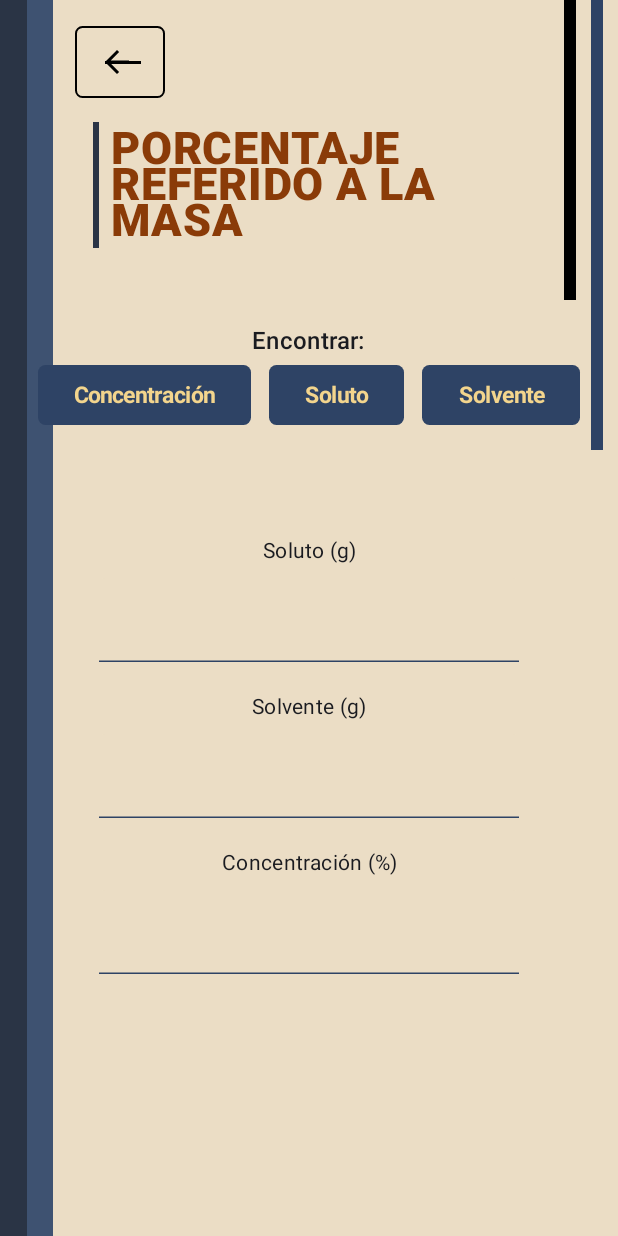
After one commit to GaboIraheta/SeaShellChemistryInc, an Android app built with Jetpack Compose: the composable MassOverMassCalculator shown on its own in the app's theme, on a phone screen of 412 x 824 dp. The commit adds this screen. Run offline under Robolectric (Android 15) with nearby library versions, the phone set to English and light mode, and no system bars.

Commit message:
FEAT: Pantalla para calcular masa sobre masa agregada, faltan retoques estéticos

```diff
--- /dev/null
+++ b/SeaShellCalculator/app/src/main/java/com/proyectoPdm/seashellinc/data/local/model/ToCalculate.kt
@@ -0,0 +1,7 @@
+package com.proyectoPdm.seashellinc.data.local.model
+
+enum class ToCalculate {
+    SOLUTE,
+    SOLVENT,
+    CONCENTRATION
+}
--- /dev/null
+++ b/SeaShellCalculator/app/src/main/java/com/proyectoPdm/seashellinc/presentation/ui/components/CalcTextField.kt
@@ -0,0 +1,62 @@
+package com.proyectoPdm.seashellinc.presentation.ui.components
+
+import androidx.compose.foundation.layout.Column
+import androidx.compose.foundation.layout.IntrinsicSize
+import androidx.compose.foundation.layout.Spacer
+import androidx.compose.foundation.layout.height
+import androidx.compose.foundation.layout.width
+import androidx.compose.foundation.text.KeyboardOptions
+import androidx.compose.material3.MaterialTheme
+import androidx.compose.material3.Text
+import androidx.compose.material3.TextField
+import androidx.compose.material3.TextFieldDefaults
+import androidx.compose.runtime.Composable
+import androidx.compose.ui.Alignment
+import androidx.compose.ui.Modifier
+import androidx.compose.ui.text.input.KeyboardType
+import androidx.compose.ui.text.style.TextAlign
+import androidx.compose.ui.unit.dp
+import com.proyectoPdm.seashellinc.presentation.ui.theme.Background
+import androidx.compose.ui.text.TextStyle
+import androidx.compose.ui.text.font.FontWeight
+import com.proyectoPdm.seashellinc.presentation.ui.theme.CitrineBrown
+import com.proyectoPdm.seashellinc.presentation.ui.theme.MainBlue
+
+@Composable
+fun CalcTextField(
+    input: String,
+    onValueChange: (String) -> Unit,
+    label: String,
+    enable: Boolean
+){
+    Column (
+        modifier = Modifier.width(IntrinsicSize.Min),
+        horizontalAlignment = Alignment.CenterHorizontally
+    ){
+        Text(
+            text = label,
+            style = MaterialTheme.typography.bodyMedium,
+            textAlign = TextAlign.Center
+        )
+        Spacer(modifier = Modifier.height(8.dp))
+        TextField(
+            value = input,
+            onValueChange = onValueChange,
+            singleLine = true,
+            colors = TextFieldDefaults.colors(
+                focusedContainerColor = Background,
+                unfocusedContainerColor = Background,
+                disabledContainerColor = Background,
+                focusedIndicatorColor = MainBlue,
+                unfocusedIndicatorColor = MainBlue,
+                disabledIndicatorColor = MainBlue,
+                disabledTextColor = CitrineBrown
+            ),
+            textStyle = TextStyle(
+                fontWeight = if (!enable) FontWeight.Bold else FontWeight.Normal
+            ),
+            keyboardOptions = KeyboardOptions(keyboardType = KeyboardType.Number),
+            enabled = enable
+        )
+    }
+}
--- a/SeaShellCalculator/app/src/main/java/com/proyectoPdm/seashellinc/presentation/ui/screens/CalculatorScreen2.kt
+++ b/SeaShellCalculator/app/src/main/java/com/proyectoPdm/seashellinc/presentation/ui/screens/calculatorsChemicalUnits/CalculatorScreen2.kt
@@ -1,4 +1,4 @@
-package com.proyectoPdm.seashellinc.presentation.ui.screens
+package com.proyectoPdm.seashellinc.presentation.ui.screens.calculatorsChemicalUnits
 
 import androidx.compose.foundation.background
 import androidx.compose.foundation.layout.Arrangement
--- /dev/null
+++ b/SeaShellCalculator/app/src/main/java/com/proyectoPdm/seashellinc/presentation/ui/screens/calculatorsPhysicalUnits/PhysicalCalculatorViewModel.kt
@@ -0,0 +1,85 @@
+package com.proyectoPdm.seashellinc.presentation.ui.screens.calculatorsPhysicalUnits
+
+import androidx.lifecycle.ViewModel
+import com.proyectoPdm.seashellinc.data.local.model.Calculator
+import com.proyectoPdm.seashellinc.data.local.model.Calculator.round
+
+import kotlinx.coroutines.flow.MutableStateFlow
+import kotlinx.coroutines.flow.StateFlow
+
+//TODO: If possible, figure out how to solve the floating point rounding issue
+
+class PhysicalCalculatorViewModel: ViewModel() {
+    private val _solute = MutableStateFlow<String>("")
+    val solute: StateFlow<String> = _solute
+
+    private val _solvent = MutableStateFlow<String>("")
+    val solvent: StateFlow<String> = _solvent
+
+    private val _concentration = MutableStateFlow<String>("")
+    val concentration: StateFlow<String> = _concentration
+
+    fun onSoluteChange(solute: String){
+        _solute.value = solute
+    }
+
+    fun onSolventChange(solvent: String){
+        _solvent.value = solvent
+    }
+
+    fun onConcentrationChange(concentration: String){
+        _concentration.value = concentration
+    }
+
+    fun calculateRequiredSolute(): String{
+        val solventVal = _solvent.value.toDoubleOrNull()
+        val concentrationVal =_concentration.value.toDoubleOrNull()
+
+        if (
+            solventVal != null && concentrationVal != null
+            && concentrationVal < 100.0 // esto de aquí es para prevenir división entre cero
+        ){
+            _solute.value = Calculator.calculateSolute(solventVal, concentrationVal).round(4).toString()
+        } else {
+            _solute.value = ""
+        }
+        return _solute.value
+    }
+
+    fun calculateRequiredSolvent(): String{
+        val soluteVal =_solute.value.toDoubleOrNull()
+        val concentrationVal =_concentration.value.toDoubleOrNull()
+
+        if (
+            soluteVal != null && concentrationVal != null
+            && concentrationVal != 0.0 // otra división entre cero
+        ){
+            _solvent.value = Calculator.calculateSolvent(soluteVal, concentrationVal).round(4).toString()
+
+        } else {
+            _solvent.value = ""
+        }
+        return _solvent.value
+    }
+
+    fun calculateConcentrationPercentage(): String{
+        val soluteVal =_solute.value.toDoubleOrNull()
+        val solventVal =_solvent.value.toDoubleOrNull()
+
+        if (
+            solventVal != null && soluteVal != null
+            && (solventVal + soluteVal) != 0.0 // uno u otro pueden ser cero, pero no ambos, pq sino hay división entre cero
+        ){
+            _concentration.value = Calculator.calculateConcentration(soluteVal, solventVal).round(4).toString()
+        } else {
+            _concentration.value = ""
+        }
+        return _concentration.value
+    }
+
+    fun clearAllInputs() {
+        _solute.value = ""
+        _solvent.value = ""
+        _concentration.value = ""
+    }
+}
--- /dev/null
+++ b/SeaShellCalculator/app/src/main/java/com/proyectoPdm/seashellinc/presentation/ui/screens/calculatorsPhysicalUnits/massOverMassCalculator/MassOverMassCalculator.kt
@@ -0,0 +1,211 @@
+package com.proyectoPdm.seashellinc.presentation.ui.screens.calculatorsPhysicalUnits.massOverMassCalculator
+
+import androidx.compose.foundation.background
+import androidx.compose.foundation.layout.Arrangement
+import androidx.compose.foundation.layout.Box
+import androidx.compose.foundation.layout.Column
+import androidx.compose.foundation.layout.IntrinsicSize
+import androidx.compose.foundation.layout.Row
+import androidx.compose.foundation.layout.Spacer
+import androidx.compose.foundation.layout.WindowInsets
+import androidx.compose.foundation.layout.asPaddingValues
+import androidx.compose.foundation.layout.fillMaxHeight
+import androidx.compose.foundation.layout.fillMaxSize
+import androidx.compose.foundation.layout.fillMaxWidth
+import androidx.compose.foundation.layout.height
+import androidx.compose.foundation.layout.navigationBars
+import androidx.compose.foundation.layout.padding
+import androidx.compose.foundation.layout.width
+import androidx.compose.foundation.shape.RoundedCornerShape
+import androidx.compose.material3.Button
+import androidx.compose.material3.ButtonDefaults
+import androidx.compose.material3.MaterialTheme
+import androidx.compose.material3.Scaffold
+import androidx.compose.material3.Text
+// import androidx.lifecycle.viewmodel.compose.viewModel
+import androidx.compose.runtime.Composable
+import androidx.compose.runtime.LaunchedEffect
+import androidx.compose.runtime.collectAsState
+import androidx.compose.runtime.mutableStateOf
+import androidx.compose.runtime.remember
+import androidx.compose.runtime.setValue
+import androidx.compose.runtime.getValue
+import androidx.compose.ui.Alignment
+import androidx.compose.ui.Modifier
+import androidx.compose.ui.graphics.Color
+import androidx.compose.ui.text.TextStyle
+import androidx.compose.ui.text.font.FontWeight
+import androidx.compose.ui.text.style.TextAlign
+import androidx.compose.ui.unit.dp
+import androidx.compose.ui.unit.sp
+import com.proyectoPdm.seashellinc.data.local.model.ToCalculate
+import com.proyectoPdm.seashellinc.presentation.ui.components.AppGoBackButton
+import com.proyectoPdm.seashellinc.presentation.ui.components.CalcTextField
+import com.proyectoPdm.seashellinc.presentation.ui.screens.calculatorsPhysicalUnits.PhysicalCalculatorViewModel
+import com.proyectoPdm.seashellinc.presentation.ui.theme.Background
+import com.proyectoPdm.seashellinc.presentation.ui.theme.Buff
+import com.proyectoPdm.seashellinc.presentation.ui.theme.CitrineBrown
+import com.proyectoPdm.seashellinc.presentation.ui.theme.DarkBlue
+import com.proyectoPdm.seashellinc.presentation.ui.theme.LightDarkBlue
+import com.proyectoPdm.seashellinc.presentation.ui.theme.MainBlue
+
+
+/**
+ * Función de la página de calculadora 1
+ * Se espera que sea usada como fondo de todas las calculadoras de las unidades físicas de concentración.
+ *
+ * TODO: Si por algún motivo no está, agregar la dependencia androidx.lifecycle.compose
+ * **/
+@Composable
+fun MassOverMassCalculator(viewModel: PhysicalCalculatorViewModel /*= viewModel() */) {
+    val navigationBarHeight = WindowInsets.navigationBars.asPaddingValues().calculateBottomPadding()
+
+    var selectedOutput by remember { mutableStateOf(ToCalculate.CONCENTRATION) }
+
+    val solute by viewModel.solute.collectAsState()
+    val solvent by viewModel.solvent.collectAsState()
+    val concentration by viewModel.concentration.collectAsState()
+
+    LaunchedEffect(solute, solvent, concentration, selectedOutput) {
+        when (selectedOutput) {
+            ToCalculate.SOLUTE -> viewModel.calculateRequiredSolute()
+            ToCalculate.SOLVENT -> viewModel.calculateRequiredSolvent()
+            ToCalculate.CONCENTRATION -> viewModel.calculateConcentrationPercentage()
+        }
+    }
+    Scaffold(
+        modifier = Modifier.fillMaxSize(),
+        containerColor = Background
+    ) { paddingValues ->
+        Box(modifier = Modifier.fillMaxSize()) {
+            Row(modifier = Modifier.fillMaxHeight()) {
+                Box(
+                    modifier = Modifier
+                        .fillMaxHeight()
+                        .background(DarkBlue)
+                        .padding(paddingValues)
+                        .width(18.dp)
+                )
+                Box(
+                    modifier = Modifier
+                        .fillMaxHeight()
+                        .background(LightDarkBlue)
+                        .padding(paddingValues)
+                        .width(17.dp)
+                )
+            }
+
+            Row(
+                modifier = Modifier.fillMaxSize(),
+                horizontalArrangement = Arrangement.End,
+                verticalAlignment = Alignment.Top
+            ) {
+                Box(Modifier.height(200.dp).background(Color.Black).width(8.dp))
+                Spacer(Modifier.width(10.dp))
+                Box(Modifier.height(300.dp).background(MainBlue).width(8.dp))
+                Spacer(Modifier.width(10.dp))
+            }
+        }
+
+        Column (
+            modifier = Modifier
+                .fillMaxSize()
+                .padding(bottom = navigationBarHeight),
+            horizontalAlignment = Alignment.CenterHorizontally
+        ) {
+            Spacer(Modifier.height(17.dp))
+            Row (
+                modifier = Modifier.fillMaxWidth(),
+
+            ){
+                Spacer(Modifier.width(50.dp))
+                AppGoBackButton(60.dp){}
+            }
+
+            Spacer(Modifier.height(16.dp))
+
+            //Title Screen
+            Row (
+                modifier = Modifier
+                    .fillMaxWidth(fraction = 0.7f)
+                    .height(IntrinsicSize.Min),
+                verticalAlignment = Alignment.CenterVertically
+            ){
+                Box(
+                    Modifier
+                        .width(4.dp)
+                        .fillMaxHeight()
+                        .background(DarkBlue)
+                )
+                Spacer(Modifier.width(8.dp))
+                Text(
+                    text = "PORCENTAJE REFERIDO A LA MASA",
+                    fontWeight = FontWeight.ExtraBold,
+                    fontSize = 30.sp,
+                    color = CitrineBrown
+                )
+            }
+            Spacer(Modifier.height(50.dp))
+            Text(
+                text = "Encontrar:",
+                style = MaterialTheme.typography.titleMedium
+            )
+
+            //TODO: Fix disposition of this row; also, implement AppButton.kt (hopefully it has changed its onClick issue)
+            Row(horizontalArrangement = Arrangement.spacedBy(12.dp)) {
+                listOf(
+                    ToCalculate.CONCENTRATION,
+                    ToCalculate.SOLUTE,
+                    ToCalculate.SOLVENT
+                ).forEach { option ->
+                    Row(verticalAlignment = Alignment.CenterVertically) {
+                        Button(
+                            onClick = { selectedOutput = option },
+                            colors =
+                                ButtonDefaults.buttonColors(MainBlue),
+                            shape = RoundedCornerShape(5.dp),
+                        ) {
+                            Text(
+                                text = when (option) {
+                                    ToCalculate.SOLUTE -> "Soluto"
+                                    ToCalculate.SOLVENT -> "Solvente"
+                                    ToCalculate.CONCENTRATION -> "Concentración"
+                                },
+                                fontWeight = FontWeight.Bold,
+                                color = Buff,
+                                textAlign = TextAlign.Center,
+                                style = TextStyle(fontSize = 15.sp)
+                            )
+                        }
+                    }
+                }
+            }
+            Spacer(Modifier.height(70.dp))
+
+            CalcTextField(
+                input = solute,
+                onValueChange = { viewModel.onSoluteChange(it) },
+                label = "Soluto (g)",
+                enable = selectedOutput != ToCalculate.SOLUTE
+            )
+            Spacer(Modifier.height(20.dp))
+
+            CalcTextField(
+                input = solvent,
+                onValueChange = { viewModel.onSolventChange(it) },
+                label = "Solvente (g)",
+                enable = selectedOutput != ToCalculate.SOLVENT
+            )
+            Spacer(Modifier.height(20.dp))
+
+            CalcTextField(
+                input = concentration,
+                onValueChange = { viewModel.onConcentrationChange(it) },
+                label = "Concentración (%)",
+                enable = selectedOutput != ToCalculate.CONCENTRATION
+            )
+
+            //TODO: Add "clean" button to clear all inputs
+        }
+    }
+}
```
Also changed, not shown: SeaShellCalculator/app/src/main/java/com/proyectoPdm/seashellinc/data/local/model/Calculator.kt (added, +32 -0 lines), SeaShellCalculator/app/src/main/java/com/proyectoPdm/seashellinc/presentation/ui/screens/CalculatorScreen1.kt (deleted, +0 -86 lines).
